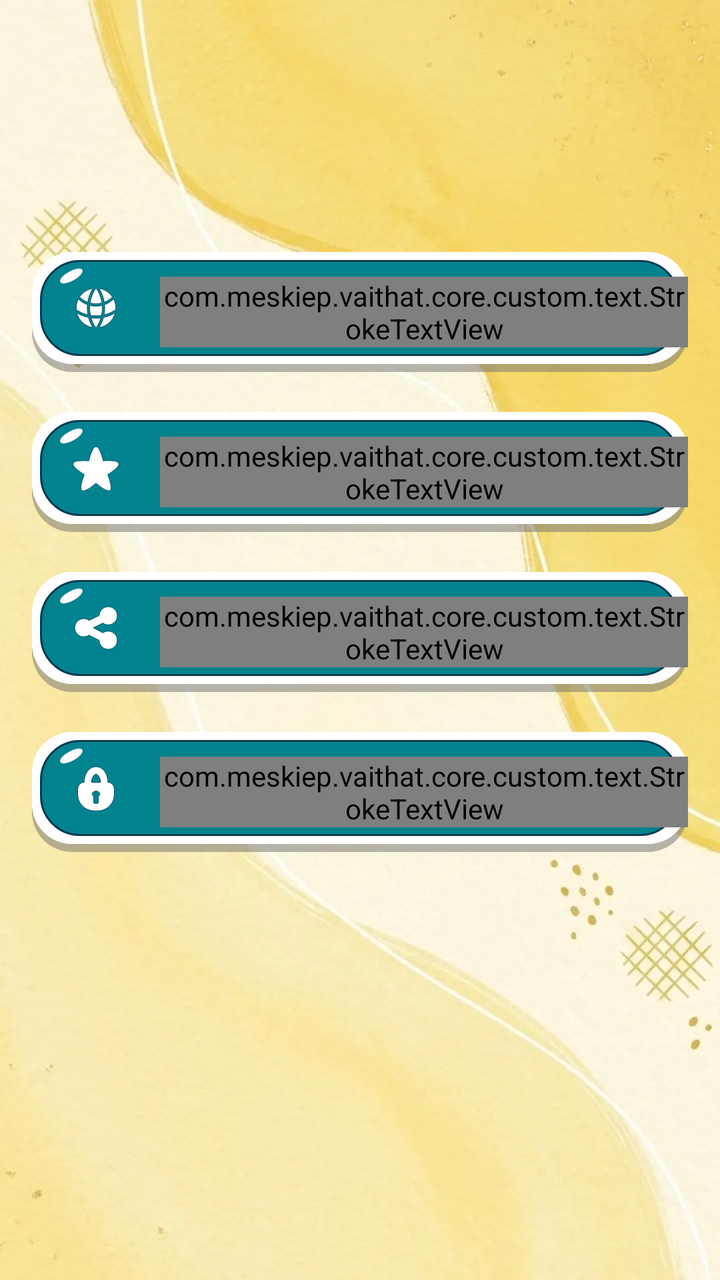
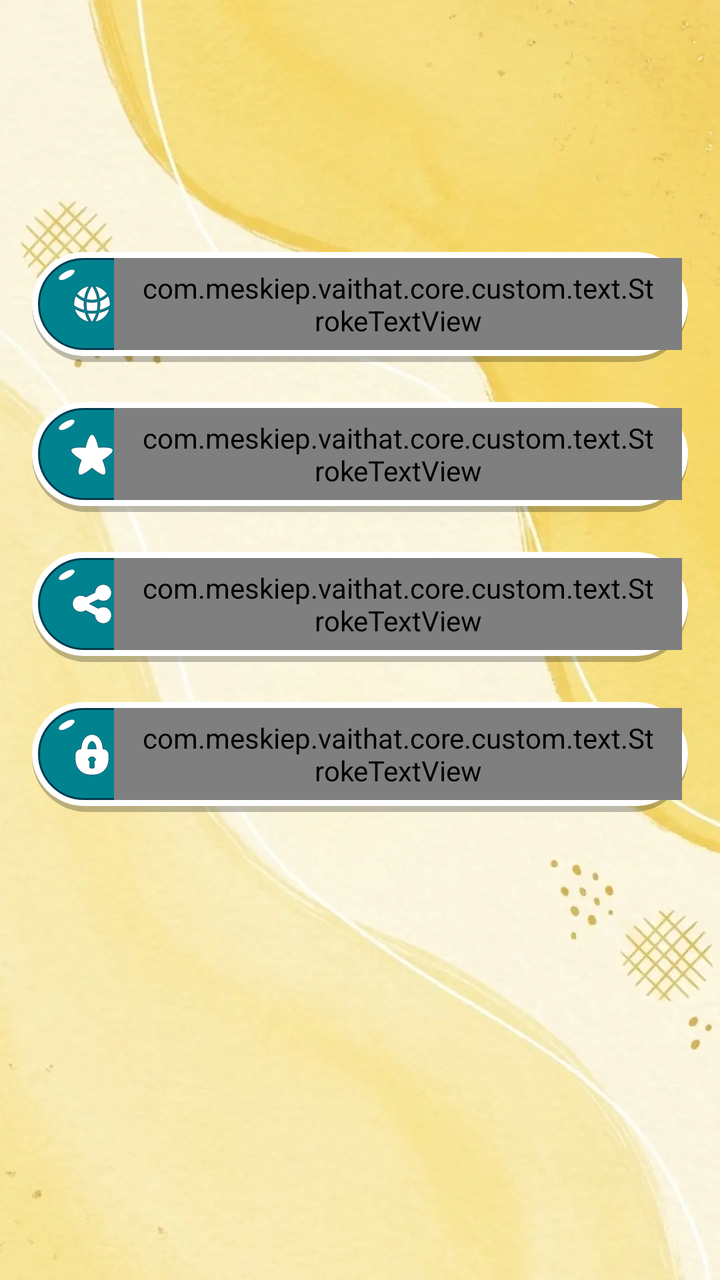

Two renders of the same Android screen: before a commit and after it. Below are the layout's source before the change and the commit's diff.
<!-- AndroidManifest.xml: application theme Theme.ST219_Clothes_Skins_Maker_for_RBX -->
<!-- res/layout/activity_settings.xml -->
<?xml version="1.0" encoding="utf-8"?>
<androidx.constraintlayout.widget.ConstraintLayout xmlns:android="http://schemas.android.com/apk/res/android"
    xmlns:app="http://schemas.android.com/apk/res-auto"
    xmlns:tools="http://schemas.android.com/tools"
    android:layout_width="match_parent"
    android:layout_height="match_parent"
    tools:context=".ui.SettingsActivity">

    <include layout="@layout/layout_background" />

    
    <FrameLayout
        android:id="@+id/layoutActionBar"
        android:layout_width="match_parent"
        android:layout_height="wrap_content"
        app:layout_constraintTop_toTopOf="parent">

        <include
            android:id="@+id/actionBar"
            layout="@layout/layout_actionbar" />
    </FrameLayout>

    <LinearLayout
        android:layout_width="match_parent"
        android:layout_height="wrap_content"
        android:layout_marginTop="16dp"
        android:orientation="vertical"
        app:layout_constraintTop_toBottomOf="@id/layoutActionBar">

        
        <LinearLayout
            android:id="@+id/btnLanguage"
            android:layout_width="match_parent"
            android:layout_height="60dp"
            android:layout_marginHorizontal="16dp"
            android:layout_marginTop="10dp"
            android:layout_marginBottom="20dp"
            android:background="@drawable/bg_focus_long"
            android:orientation="horizontal">

            <ImageView
                android:layout_width="wrap_content"
                android:layout_height="match_parent"
                android:layout_marginStart="16dp"
                android:layout_marginTop="16dp"
                android:layout_marginBottom="20dp"
                android:src="@drawable/ic_settings_language" />

            <com.meskiep.vaithat.core.custom.text.StrokeTextView
                android:layout_width="wrap_content"
                android:layout_height="wrap_content"
                android:layout_gravity="center_vertical"
                android:layout_marginStart="16dp"
                android:fontFamily="@font/cookies"
                android:gravity="start"
                android:text="@string/language"
                android:textColor="@color/white"
                android:textSize="20sp"
                app:strokeColor="@color/green_003B50"
                app:strokeJoinStyle="round"
                app:strokeMiter="5dp"
                app:strokeWidth="2dp" />


        </LinearLayout>

        
        <LinearLayout
            android:id="@+id/btnRate"
            android:layout_width="match_parent"
            android:layout_height="60dp"
            android:layout_marginHorizontal="16dp"
            android:layout_marginBottom="20dp"
            android:background="@drawable/bg_focus_long"
            android:orientation="horizontal">

            <ImageView
                android:layout_width="wrap_content"
                android:layout_height="match_parent"
                android:layout_marginStart="16dp"
                android:layout_marginTop="16dp"
                android:layout_marginBottom="20dp"
                android:src="@drawable/ic_settings_rate" />

            <com.meskiep.vaithat.core.custom.text.StrokeTextView
                android:layout_width="wrap_content"
                android:layout_height="wrap_content"
                android:layout_gravity="center_vertical"
                android:layout_marginStart="16dp"
                android:fontFamily="@font/cookies"
                android:gravity="start"
                android:text="@string/rate_us"
                android:textColor="@color/white"
                android:textSize="20sp"
                app:strokeColor="@color/green_003B50"
                app:strokeJoinStyle="round"
                app:strokeMiter="5dp"
                app:strokeWidth="2dp" />
        </LinearLayout>

        
        <LinearLayout
            android:id="@+id/btnShare"
            android:layout_width="match_parent"
            android:layout_height="60dp"
            android:layout_marginHorizontal="16dp"
            android:layout_marginBottom="20dp"
            android:background="@drawable/bg_focus_long"
            android:orientation="horizontal">

            <ImageView
                android:layout_width="wrap_content"
                android:layout_height="match_parent"
                android:layout_marginStart="16dp"
                android:layout_marginTop="16dp"
                android:layout_marginBottom="20dp"
                android:src="@drawable/ic_settings_share" />

            <com.meskiep.vaithat.core.custom.text.StrokeTextView
                android:layout_width="wrap_content"
                android:layout_height="wrap_content"
                android:layout_gravity="center_vertical"
                android:layout_marginStart="16dp"
                android:fontFamily="@font/cookies"
                android:gravity="start"
                android:text="@string/share_app"
                android:textColor="@color/white"
                android:textSize="20sp"
                app:strokeColor="@color/green_003B50"
                app:strokeJoinStyle="round"
                app:strokeMiter="5dp"
                app:strokeWidth="2dp" />
        </LinearLayout>

        
        <LinearLayout
            android:id="@+id/btnPolicy"
            android:layout_width="match_parent"
            android:layout_height="60dp"
            android:layout_marginHorizontal="16dp"
            android:layout_marginBottom="20dp"
            android:background="@drawable/bg_focus_long"
            android:orientation="horizontal">

            <ImageView
                android:layout_width="wrap_content"
                android:layout_height="match_parent"
                android:layout_marginStart="16dp"
                android:layout_marginTop="16dp"
                android:layout_marginBottom="20dp"
                android:src="@drawable/ic_settings_policy" />

            <com.meskiep.vaithat.core.custom.text.StrokeTextView
                android:layout_width="wrap_content"
                android:layout_height="wrap_content"
                android:layout_gravity="center_vertical"
                android:layout_marginStart="16dp"
                android:fontFamily="@font/cookies"
                android:gravity="start"
                android:text="@string/privacy_policy"
                android:textColor="@color/white"
                android:textSize="20sp"
                app:strokeColor="@color/green_003B50"
                app:strokeJoinStyle="round"
                app:strokeMiter="5dp"
                app:strokeWidth="2dp" />
        </LinearLayout>

    </LinearLayout>

</androidx.constraintlayout.widget.ConstraintLayout>
<!-- res/layout/layout_background.xml (included above) -->
<?xml version="1.0" encoding="utf-8"?>
<FrameLayout xmlns:android="http://schemas.android.com/apk/res/android"
    android:layout_width="match_parent"
    android:layout_height="match_parent">

    <ImageView
        android:layout_width="match_parent"
        android:layout_height="match_parent"
        android:scaleType="centerCrop"
        android:src="@drawable/img_app_bg" />

</FrameLayout>
<!-- res/layout/layout_actionbar.xml (included above) -->
<?xml version="1.0" encoding="utf-8"?>
<androidx.constraintlayout.widget.ConstraintLayout xmlns:android="http://schemas.android.com/apk/res/android"
    xmlns:app="http://schemas.android.com/apk/res-auto"
    android:layout_width="match_parent"
    android:layout_height="100dp"
    android:background="@color/transparent">

    
    <ImageView
        android:id="@+id/btnActionBarLeft"
        android:layout_width="32dp"
        android:layout_height="32dp"
        android:layout_marginStart="16dp"
        android:layout_marginBottom="10dp"
        android:background="?attr/selectableItemBackgroundBorderless"
        android:visibility="invisible"
        app:layout_constraintBottom_toBottomOf="parent"
        app:layout_constraintStart_toStartOf="parent" />

    
    <TextView
        android:id="@+id/tvCenter"
        android:layout_width="0dp"
        android:layout_height="wrap_content"
        android:layout_marginHorizontal="4dp"
        style="@style/normal_text_single_marquee"
        android:gravity="center"
        android:text="@string/language"
        android:textSize="28sp"
        android:visibility="gone"
        app:layout_constraintBottom_toBottomOf="@+id/btnActionBarLeft"
        app:layout_constraintEnd_toStartOf="@+id/btnActionBarRight"
        app:layout_constraintStart_toEndOf="@+id/btnActionBarLeft"
        app:layout_constraintTop_toTopOf="@+id/btnActionBarLeft" />

    
    <ImageView
        android:layout_width="32dp"
        android:layout_height="32dp"
        android:background="?attr/selectableItemBackgroundBorderless"
        android:visibility="gone"
        app:layout_constraintBottom_toBottomOf="@+id/btnActionBarLeft"
        app:layout_constraintEnd_toStartOf="@+id/btnActionBarRight"
        app:layout_constraintStart_toEndOf="@+id/btnActionBarLeft"
        app:layout_constraintTop_toTopOf="@+id/btnActionBarLeft" />

    
    <androidx.constraintlayout.widget.Guideline
        android:id="@+id/glVer05"
        android:layout_width="wrap_content"
        android:layout_height="match_parent"
        android:orientation="vertical"
        app:layout_constraintGuide_percent="0.5" />

    
    <ImageView
        android:layout_width="32dp"
        android:layout_height="32dp"
        android:layout_marginStart="32dp"
        android:background="?attr/selectableItemBackgroundBorderless"
        android:visibility="gone"
        app:layout_constraintBottom_toBottomOf="@+id/btnActionBarLeft"
        app:layout_constraintEnd_toEndOf="parent"
        app:layout_constraintEnd_toStartOf="@+id/glVer05"
        app:layout_constraintStart_toEndOf="@+id/btnActionBarLeft"
        app:layout_constraintTop_toTopOf="@+id/btnActionBarLeft" />

    
    <ImageView
        android:layout_width="32dp"
        android:layout_height="32dp"
        android:layout_marginEnd="32dp"
        android:background="?attr/selectableItemBackgroundBorderless"
        android:visibility="gone"
        app:layout_constraintBottom_toBottomOf="@+id/btnActionBarRight"
        app:layout_constraintEnd_toStartOf="@+id/btnActionBarRight"
        app:layout_constraintStart_toEndOf="@+id/glVer05"
        app:layout_constraintTop_toTopOf="@+id/btnActionBarRight" />

    
    <ImageView
        android:layout_width="32dp"
        android:layout_height="32dp"
        android:layout_marginEnd="12dp"
        android:background="?attr/selectableItemBackgroundBorderless"
        android:visibility="gone"
        app:layout_constraintBottom_toBottomOf="@+id/btnActionBarRight"
        app:layout_constraintEnd_toStartOf="@+id/btnActionBarRight"
        app:layout_constraintTop_toTopOf="@+id/btnActionBarRight" />

    
    <ImageView
        android:id="@+id/btnActionBarRight"
        android:layout_width="32dp"
        android:layout_height="32dp"
        android:layout_marginEnd="16dp"
        android:background="?attr/selectableItemBackgroundBorderless"
        android:visibility="invisible"
        app:layout_constraintBottom_toBottomOf="@+id/btnActionBarLeft"
        app:layout_constraintEnd_toEndOf="parent"
        app:layout_constraintTop_toTopOf="@+id/btnActionBarLeft" />

    
    <FrameLayout
        android:layout_width="72dp"
        android:layout_height="32dp"
        android:layout_marginEnd="16dp"
        android:background="@drawable/bg_unfocus_very_short"
        android:visibility="gone"
        app:layout_constraintBottom_toBottomOf="@+id/btnActionBarLeft"
        app:layout_constraintEnd_toEndOf="parent"
        app:layout_constraintTop_toTopOf="@+id/btnActionBarLeft">

        
        <com.meskiep.vaithat.core.custom.text.StrokeTextView
            style="@style/single_marquee"
            android:layout_width="match_parent"
            android:layout_height="match_parent"
            android:fontFamily="@font/cookies"
            android:gravity="center"
            android:text="@string/save"
            android:textColor="@color/gray_B2717171"
            android:textSize="16sp"
            app:strokeColor="@color/transparent"
            app:strokeJoinStyle="round"
            app:strokeMiter="5dp"
            app:strokeWidth="1dp" />
    </FrameLayout>
</androidx.constraintlayout.widget.ConstraintLayout>
<!-- resources referenced by this layout -->
<resources>
  <color name="gray_B2717171">#B2717171</color>
  <color name="green_003B50">#003B50</color>
  <color name="transparent">#00000000</color>
  <color name="white">#FFFFFFFF</color>
  <!-- drawable bg_focus_long (drawable) -->
  <vector xmlns:android="http://schemas.android.com/apk/res/android"
      android:width="328dp"
      android:height="60dp"
      android:viewportWidth="328"
      android:viewportHeight="60">
      <path
          android:fillColor="#80717171"
          android:pathData="M0 24c0-11.05 8.95-20 20-20h288c11.05 0 20 8.95 20 20v16c0 11.05-8.95 20-20 20h-288c-11.05 0-20-8.95-20-20z"/>
      <path
          android:fillColor="#FFFFFFFF"
          android:pathData="M0 20c0-11.05 8.95-20 20-20h288c11.05 0 20 8.95 20 20v16c0 11.05-8.95 20-20 20h-288c-11.05 0-20-8.95-20-20z"/>
      <path
          android:fillColor="#FF00838F"
          android:strokeColor="#FF003B50"
          android:strokeWidth="1"
          android:pathData="M24 4.5h280c10.77 0 19.5 8.73 19.5 19.5v8c0 10.77-8.73 19.5-19.5 19.5H24C13.23 51.5 4.5 42.77 4.5 32v-8C4.5 13.23 13.23 4.5 24 4.5Z"/>
      <path
          android:fillColor="#FFFFFFFF"
          android:pathData="M18.33 9.97a6.09 2.41-29.18 1 0 2.35 4.21 6.09 2.41-29.18 1 0-2.35-4.2z"/>
  </vector>
  <!-- drawable bg_unfocus_very_short (drawable) -->
  <vector xmlns:android="http://schemas.android.com/apk/res/android"
      android:width="72dp"
      android:height="32dp"
      android:viewportWidth="72"
      android:viewportHeight="32">
      <path
          android:fillColor="#80717171"
          android:pathData="M0 16c0-8.84 7.16-16 16-16h40c8.84 0 16 7.16 16 16v0c0 8.84-7.16 16-16 16h-40c-8.84 0-16-7.16-16-16z"/>
      <path
          android:fillColor="#B3FFFFFF"
          android:pathData="M0 14.93c0-8.25 6.68-14.93 14.93-14.93h42.14c8.25 0 14.93 6.68 14.93 14.93v0.01c0 8.25-6.68 14.93-14.93 14.93h-42.14c-8.25 0-14.93-6.68-14.93-14.93z"/>
      <path
          android:fillColor="#80FFFFFF"
          android:pathData="M1.85 14.93c0-7.07 5.73-12.8 12.8-12.8h42.7c7.07 0 12.8 5.73 12.8 12.8s-5.73 12.8-12.8 12.8h-42.7c-7.07 0-12.8-5.73-12.8-12.8Z"/>
      <path
          android:fillColor="#FFFFFFFF"
          android:pathData="M8.45 5.32a2.92 1.24-34.39 1 0 1.1 2.25 2.92 1.24-34.39 1 0-1.1-2.25z"/>
  </vector>
  <string name="language">Language</string>
  <string name="privacy_policy">Privacy &amp; Policy</string>
  <string name="rate_us">Rate Us</string>
  <string name="save">Save</string>
  <string name="share_app">Share App</string>
  <style name="single_marquee">
          <item name="android:singleLine">true</item>
          <item name="android:ellipsize">marquee</item>
          <item name="android:marqueeRepeatLimit">marquee_forever</item>
      </style>
  <style name="Theme.ST219_Clothes_Skins_Maker_for_RBX" parent="Base.Theme.ST219_Clothes_Skins_Maker_for_RBX" />
  <style name="Base.Theme.ST219_Clothes_Skins_Maker_for_RBX" parent="Theme.Material3.DayNight.NoActionBar">
          <item name="android:windowTranslucentStatus">false</item>
          <item name="android:statusBarColor">@android:color/transparent</item>
      </style>
  <!-- unchanged entries left out for length: 6 -->
</resources>

<!-- the commit's change to res/layout/activity_settings.xml (unified diff, before → after) -->
@@ -31,28 +31,28 @@
         <LinearLayout
             android:id="@+id/btnLanguage"
             android:layout_width="match_parent"
-            android:layout_height="60dp"
+            android:layout_height="wrap_content"
             android:layout_marginHorizontal="16dp"
             android:layout_marginTop="10dp"
             android:layout_marginBottom="20dp"
-            android:background="@drawable/bg_focus_long"
+            android:background="@drawable/bg_100_button_focus_app_long"
             android:orientation="horizontal">
 
             <ImageView
+                android:layout_width="22dp"
+                android:layout_height="22dp"
+                android:layout_gravity="center_vertical"
+                android:layout_marginVertical="12dp"
+                android:layout_marginStart="16dp"
+                android:src="@drawable/ic_settings_language" />
+
+            <com.meskiep.vaithat.core.custom.text.StrokeTextView
                 android:layout_width="wrap_content"
                 android:layout_height="match_parent"
-                android:layout_marginStart="16dp"
-                android:layout_marginTop="16dp"
-                android:layout_marginBottom="20dp"
-                android:src="@drawable/ic_settings_language" />
-
-            <com.meskiep.vaithat.core.custom.text.StrokeTextView
-                android:layout_width="wrap_content"
-                android:layout_height="wrap_content"
-                android:layout_gravity="center_vertical"
-                android:layout_marginStart="16dp"
+                android:layout_gravity="center_vertical"
                 android:fontFamily="@font/cookies"
-                android:gravity="start"
+                android:gravity="start|center_vertical"
+                android:paddingHorizontal="12dp"
                 android:text="@string/language"
                 android:textColor="@color/white"
                 android:textSize="20sp"
@@ -68,27 +68,27 @@
         <LinearLayout
             android:id="@+id/btnRate"
             android:layout_width="match_parent"
-            android:layout_height="60dp"
+            android:layout_height="wrap_content"
             android:layout_marginHorizontal="16dp"
             android:layout_marginBottom="20dp"
-            android:background="@drawable/bg_focus_long"
+            android:background="@drawable/bg_100_button_focus_app_long"
             android:orientation="horizontal">
 
             <ImageView
+                android:layout_width="22dp"
+                android:layout_height="22dp"
+                android:layout_gravity="center_vertical"
+                android:layout_marginVertical="12dp"
+                android:layout_marginStart="16dp"
+                android:src="@drawable/ic_settings_rate" />
+
+            <com.meskiep.vaithat.core.custom.text.StrokeTextView
                 android:layout_width="wrap_content"
                 android:layout_height="match_parent"
-                android:layout_marginStart="16dp"
-                android:layout_marginTop="16dp"
-                android:layout_marginBottom="20dp"
-                android:src="@drawable/ic_settings_rate" />
-
-            <com.meskiep.vaithat.core.custom.text.StrokeTextView
-                android:layout_width="wrap_content"
-                android:layout_height="wrap_content"
-                android:layout_gravity="center_vertical"
-                android:layout_marginStart="16dp"
+                android:layout_gravity="center_vertical"
                 android:fontFamily="@font/cookies"
-                android:gravity="start"
+                android:gravity="start|center_vertical"
+                android:paddingHorizontal="12dp"
                 android:text="@string/rate_us"
                 android:textColor="@color/white"
                 android:textSize="20sp"
@@ -102,27 +102,27 @@
         <LinearLayout
             android:id="@+id/btnShare"
             android:layout_width="match_parent"
-            android:layout_height="60dp"
+            android:layout_height="wrap_content"
             android:layout_marginHorizontal="16dp"
             android:layout_marginBottom="20dp"
-            android:background="@drawable/bg_focus_long"
+            android:background="@drawable/bg_100_button_focus_app_long"
             android:orientation="horizontal">
 
             <ImageView
+                android:layout_width="22dp"
+                android:layout_height="22dp"
+                android:layout_gravity="center_vertical"
+                android:layout_marginVertical="12dp"
+                android:layout_marginStart="16dp"
+                android:src="@drawable/ic_settings_share" />
+
+            <com.meskiep.vaithat.core.custom.text.StrokeTextView
                 android:layout_width="wrap_content"
                 android:layout_height="match_parent"
-                android:layout_marginStart="16dp"
-                android:layout_marginTop="16dp"
-                android:layout_marginBottom="20dp"
-                android:src="@drawable/ic_settings_share" />
-
-            <com.meskiep.vaithat.core.custom.text.StrokeTextView
-                android:layout_width="wrap_content"
-                android:layout_height="wrap_content"
-                android:layout_gravity="center_vertical"
-                android:layout_marginStart="16dp"
+                android:layout_gravity="center_vertical"
                 android:fontFamily="@font/cookies"
-                android:gravity="start"
+                android:gravity="start|center_vertical"
+                android:paddingHorizontal="12dp"
                 android:text="@string/share_app"
                 android:textColor="@color/white"
                 android:textSize="20sp"
@@ -136,27 +136,27 @@
         <LinearLayout
             android:id="@+id/btnPolicy"
             android:layout_width="match_parent"
-            android:layout_height="60dp"
+            android:layout_height="wrap_content"
             android:layout_marginHorizontal="16dp"
             android:layout_marginBottom="20dp"
-            android:background="@drawable/bg_focus_long"
+            android:background="@drawable/bg_100_button_focus_app_long"
             android:orientation="horizontal">
 
             <ImageView
+                android:layout_width="22dp"
+                android:layout_height="22dp"
+                android:layout_gravity="center_vertical"
+                android:layout_marginVertical="12dp"
+                android:layout_marginStart="16dp"
+                android:src="@drawable/ic_settings_policy" />
+
+            <com.meskiep.vaithat.core.custom.text.StrokeTextView
                 android:layout_width="wrap_content"
                 android:layout_height="match_parent"
-                android:layout_marginStart="16dp"
-                android:layout_marginTop="16dp"
-                android:layout_marginBottom="20dp"
-                android:src="@drawable/ic_settings_policy" />
-
-            <com.meskiep.vaithat.core.custom.text.StrokeTextView
-                android:layout_width="wrap_content"
-                android:layout_height="wrap_content"
-                android:layout_gravity="center_vertical"
-                android:layout_marginStart="16dp"
+                android:layout_gravity="center_vertical"
                 android:fontFamily="@font/cookies"
-                android:gravity="start"
+                android:gravity="start|center_vertical"
+                android:paddingHorizontal="12dp"
                 android:text="@string/privacy_policy"
                 android:textColor="@color/white"
                 android:textSize="20sp"
@@ -205,10 +205,10 @@
     
     <TextView
         android:id="@+id/tvCenter"
+        style="@style/normal_text_single_marquee"
         android:layout_width="0dp"
         android:layout_height="wrap_content"
         android:layout_marginHorizontal="4dp"
-        style="@style/normal_text_single_marquee"
         android:gravity="center"
         android:text="@string/language"
         android:textSize="28sp"
@@ -239,6 +239,7 @@
 
     
     <ImageView
+        android:id="@+id/btnActionBarCenterLeft"
         android:layout_width="32dp"
         android:layout_height="32dp"
         android:layout_marginStart="32dp"
@@ -252,6 +253,7 @@
 
     
     <ImageView
+        android:id="@+id/btnActionBarCenterRight"
         android:layout_width="32dp"
         android:layout_height="32dp"
         android:layout_marginEnd="32dp"
@@ -287,10 +289,11 @@
 
     
     <FrameLayout
-        android:layout_width="72dp"
-        android:layout_height="32dp"
+        android:id="@+id/btnActionBarRightText"
+        android:layout_width="wrap_content"
+        android:layout_height="wrap_content"
         android:layout_marginEnd="16dp"
-        android:background="@drawable/bg_unfocus_very_short"
+        android:background="@drawable/bg_focus_very_short"
         android:visibility="gone"
         app:layout_constraintBottom_toBottomOf="@+id/btnActionBarLeft"
         app:layout_constraintEnd_toEndOf="parent"
@@ -298,11 +301,15 @@
 
         
         <com.meskiep.vaithat.core.custom.text.StrokeTextView
+            android:id="@+id/tvActionBarRightText"
             style="@style/single_marquee"
-            android:layout_width="match_parent"
-            android:layout_height="match_parent"
+            android:layout_width="wrap_content"
+            android:layout_height="wrap_content"
+            android:layout_gravity="center"
             android:fontFamily="@font/cookies"
             android:gravity="center"
+            android:paddingHorizontal="12dp"
+            android:paddingVertical="4dp"
             android:text="@string/save"
             android:textColor="@color/gray_B2717171"
             android:textSize="16sp"
<!-- resource entries referenced after the edit -->
@@ -4,28 +4,50 @@
   <color name="green_003B50">#003B50</color>
   <color name="transparent">#00000000</color>
   <color name="white">#FFFFFFFF</color>
-  <!-- drawable bg_focus_long (drawable) -->
-  <vector xmlns:android="http://schemas.android.com/apk/res/android"
-      android:width="328dp"
-      android:height="60dp"
-      android:viewportWidth="328"
-      android:viewportHeight="60">
-      <path
-          android:fillColor="#80717171"
-          android:pathData="M0 24c0-11.05 8.95-20 20-20h288c11.05 0 20 8.95 20 20v16c0 11.05-8.95 20-20 20h-288c-11.05 0-20-8.95-20-20z"/>
-      <path
-          android:fillColor="#FFFFFFFF"
-          android:pathData="M0 20c0-11.05 8.95-20 20-20h288c11.05 0 20 8.95 20 20v16c0 11.05-8.95 20-20 20h-288c-11.05 0-20-8.95-20-20z"/>
-      <path
-          android:fillColor="#FF00838F"
-          android:strokeColor="#FF003B50"
-          android:strokeWidth="1"
-          android:pathData="M24 4.5h280c10.77 0 19.5 8.73 19.5 19.5v8c0 10.77-8.73 19.5-19.5 19.5H24C13.23 51.5 4.5 42.77 4.5 32v-8C4.5 13.23 13.23 4.5 24 4.5Z"/>
-      <path
-          android:fillColor="#FFFFFFFF"
-          android:pathData="M18.33 9.97a6.09 2.41-29.18 1 0 2.35 4.21 6.09 2.41-29.18 1 0-2.35-4.2z"/>
-  </vector>
-  <!-- drawable bg_unfocus_very_short (drawable) -->
+  <!-- drawable bg_100_button_focus_app_long (drawable) -->
+  <?xml version="1.0" encoding="utf-8"?>
+  <layer-list xmlns:android="http://schemas.android.com/apk/res/android">
+      <item>
+          <shape>
+              <corners android:radius="100dp" />
+              <solid android:color="#40000000" />
+              <padding android:bottom="3dp" />
+          </shape>
+      </item>
+  
+      <item>
+          <shape>
+              <corners android:radius="100dp" />
+              <solid android:color="@color/white" />
+              <padding
+                  android:bottom="3dp"
+                  android:left="3dp"
+                  android:right="3dp"
+                  android:top="3dp" />
+          </shape>
+      </item>
+  
+      <item>
+          <shape>
+              <corners android:radius="100dp" />
+  
+              <solid android:color="@color/green_00838F" />
+  
+              <stroke
+                  android:width="1dp"
+                  android:color="@color/green_003B50" />
+  
+          </shape>
+      </item>
+  
+      <item
+          android:drawable="@drawable/ic_bubble_top"
+          android:gravity="top|start"
+          android:start="10dp"
+          android:top="5dp" />
+  
+  </layer-list>
+  <!-- drawable bg_focus_very_short (drawable) -->
   <vector xmlns:android="http://schemas.android.com/apk/res/android"
       android:width="72dp"
       android:height="32dp"
@@ -33,13 +55,15 @@
       android:viewportHeight="32">
       <path
           android:fillColor="#80717171"
-          android:pathData="M0 16c0-8.84 7.16-16 16-16h40c8.84 0 16 7.16 16 16v0c0 8.84-7.16 16-16 16h-40c-8.84 0-16-7.16-16-16z"/>
+          android:pathData="M0 17.06c0-8.25 6.68-14.93 14.93-14.93h42.14c8.25 0 14.93 6.68 14.93 14.93v0.01c0 8.25-6.68 14.93-14.93 14.93h-42.14c-8.25 0-14.93-6.68-14.93-14.93z"/>
       <path
-          android:fillColor="#B3FFFFFF"
+          android:fillColor="#FFFFFFFF"
           android:pathData="M0 14.93c0-8.25 6.68-14.93 14.93-14.93h42.14c8.25 0 14.93 6.68 14.93 14.93v0.01c0 8.25-6.68 14.93-14.93 14.93h-42.14c-8.25 0-14.93-6.68-14.93-14.93z"/>
       <path
-          android:fillColor="#80FFFFFF"
-          android:pathData="M1.85 14.93c0-7.07 5.73-12.8 12.8-12.8h42.7c7.07 0 12.8 5.73 12.8 12.8s-5.73 12.8-12.8 12.8h-42.7c-7.07 0-12.8-5.73-12.8-12.8Z"/>
+          android:fillColor="#FF00838F"
+          android:strokeColor="#FF003B50"
+          android:strokeWidth="1"
+          android:pathData="M14.65 2.63h42.7c6.8 0 12.3 5.51 12.3 12.3 0 6.8-5.5 12.3-12.3 12.3h-42.7c-6.8 0-12.3-5.5-12.3-12.3 0-6.79 5.5-12.3 12.3-12.3Z"/>
       <path
           android:fillColor="#FFFFFFFF"
           android:pathData="M8.45 5.32a2.92 1.24-34.39 1 0 1.1 2.25 2.92 1.24-34.39 1 0-1.1-2.25z"/>
@@ -55,6 +79,19 @@
           <item name="android:marqueeRepeatLimit">marquee_forever</item>
       </style>
   <style name="Theme.ST219_Clothes_Skins_Maker_for_RBX" parent="Base.Theme.ST219_Clothes_Skins_Maker_for_RBX" />
+  <color name="green_00838F">#00838F</color>
+  <!-- drawable ic_bubble_top (drawable) -->
+  <vector xmlns:android="http://schemas.android.com/apk/res/android"
+      android:width="9dp"
+      android:height="6dp"
+      android:viewportWidth="9"
+      android:viewportHeight="6">
+      <group>
+          <path
+              android:fillColor="#FFFFFFFF"
+              android:pathData="M3.57 2.02a4.08 1.61-28.98 1 0 1.57 2.8 4.08 1.61-28.98 1 0-1.57-2.8z"/>
+      </group>
+  </vector>
   <style name="Base.Theme.ST219_Clothes_Skins_Maker_for_RBX" parent="Theme.Material3.DayNight.NoActionBar">
           <item name="android:windowTranslucentStatus">false</item>
           <item name="android:statusBarColor">@android:color/transparent</item>
